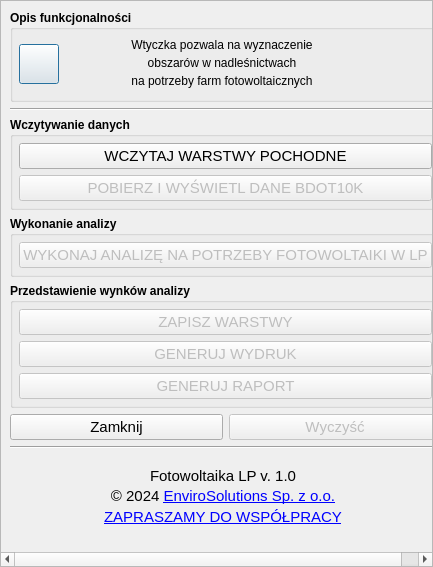
Qt form photovoltaics_LP_dialog_base.ui (envirosolutionspl/pv_las) before a commit.
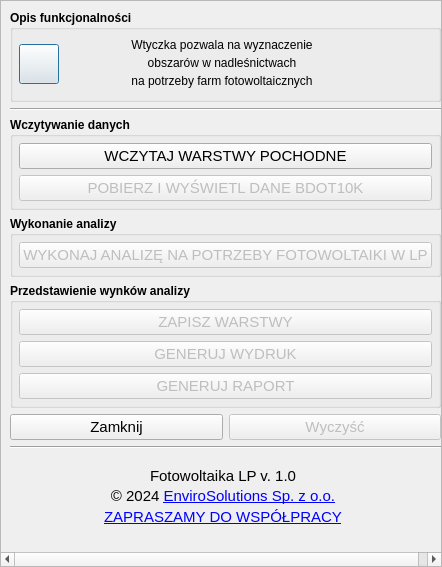
The same form after that commit. Icons and pictures are not drawn.

Commit message: Poprawa UI wtyczki

The edit to the form file:
```diff
--- a/photovoltaics_LP_dialog_base.ui
+++ b/photovoltaics_LP_dialog_base.ui
@@ -9,7 +9,7 @@
    <rect>
     <x>0</x>
     <y>0</y>
-    <width>433</width>
+    <width>442</width>
     <height>567</height>
    </rect>
   </property>
@@ -43,7 +43,7 @@
        <rect>
         <x>0</x>
         <y>0</y>
-        <width>431</width>
+        <width>440</width>
         <height>565</height>
        </rect>
       </property>
```
Left out of the diff: 20 changed lines with no effect on the pictures. The commit also changes 2 other files.
